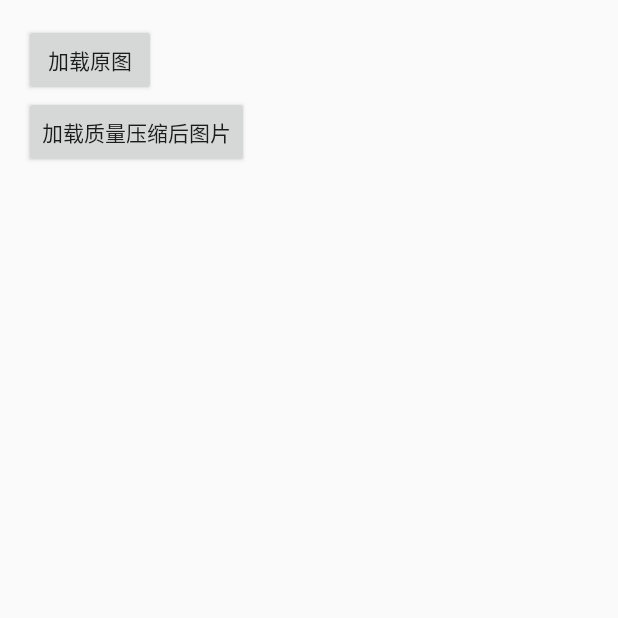
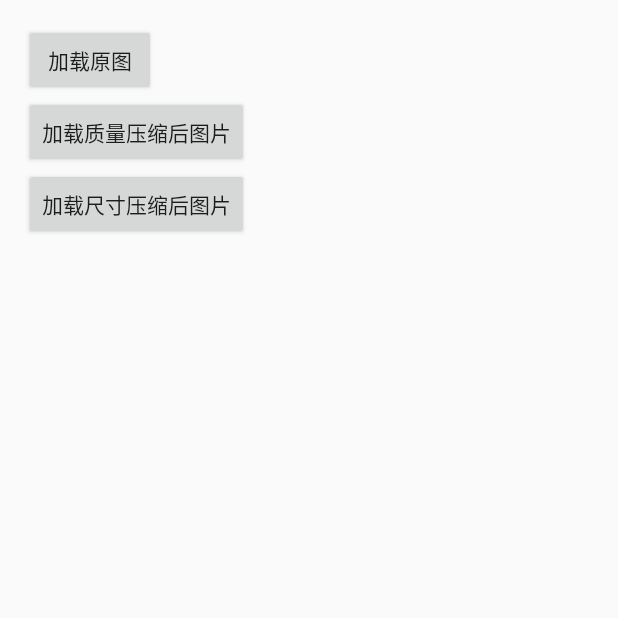
Before and after one commit to linshunm/iUtils, an Android app: the ImageTestActivity screen opened directly, with no data from a screen before it, on a phone screen of 412 x 824 dp, the top half of it. Run offline under Robolectric (Android 15) with nearby library versions, the phone set to English and light mode, and no system bars.

Commit message:
image test

```diff
--- a/app/src/main/java/com/iutils/test/ImageTestActivity.java
+++ b/app/src/main/java/com/iutils/test/ImageTestActivity.java
@@ -18,9 +18,11 @@ public class ImageTestActivity extends AppCompatActivity implements View.OnClick
 
     private Button btnLoadOriginal;
     private Button btnLoadQuality;
+    private Button btnLoadSize;
     private ImageView ivShow;
     private Bitmap originalBitmap;
     private Bitmap qualityBitmap;
+    private Bitmap sizeBitmap;
 
 
     @Override
@@ -46,6 +48,11 @@ public class ImageTestActivity extends AppCompatActivity implements View.OnClick
                 showQuality();
                 break;
             }
+            case R.id.btn_load_size:
+            {
+                showSize();
+                break;
+            }
             case R.id.iv_show:
             {
                 ivShow.setVisibility(View.GONE);
@@ -65,6 +72,8 @@ public class ImageTestActivity extends AppCompatActivity implements View.OnClick
         btnLoadOriginal.setOnClickListener(this);
         btnLoadQuality = (Button)findViewById(R.id.btn_load_quality);
         btnLoadQuality.setOnClickListener(this);
+        btnLoadSize = (Button)findViewById(R.id.btn_load_size);
+        btnLoadSize.setOnClickListener(this);
 
         ivShow = (ImageView)findViewById(R.id.iv_show);
         ivShow.setOnClickListener(this);
@@ -95,4 +104,19 @@ public class ImageTestActivity extends AppCompatActivity implements View.OnClick
         ivShow.setImageBitmap(qualityBitmap);
         ivShow.setVisibility(View.VISIBLE);
     }
+
+    private void showSize()
+    {
+        if(sizeBitmap == null)
+        {
+            String filepath = FileUtil.getSDCardPath()+File.separator+"img1_size.jpg";
+            File outFile = new File(filepath);
+            int ratio = 8;//尺寸压缩比例
+            ImageUtil.compressSize(originalBitmap, ratio, outFile);
+            sizeBitmap = ImageUtil.getBitmap(filepath);
+        }
+
+        ivShow.setImageBitmap(sizeBitmap);
+        ivShow.setVisibility(View.VISIBLE);
+    }
 }
--- a/app/src/main/res/layout/activity_image_test.xml
+++ b/app/src/main/res/layout/activity_image_test.xml
@@ -26,6 +26,12 @@
             android:layout_height="wrap_content"
             android:text="加载质量压缩后图片"/>
 
+        <Button
+            android:id="@+id/btn_load_size"
+            android:layout_width="wrap_content"
+            android:layout_height="wrap_content"
+            android:text="加载尺寸压缩后图片"/>
+
     </LinearLayout>
 
     <ImageView
```
Also changed, not shown: app/src/main/java/com/iutils/utils/ImageUtil.java (+18 -0 lines).
